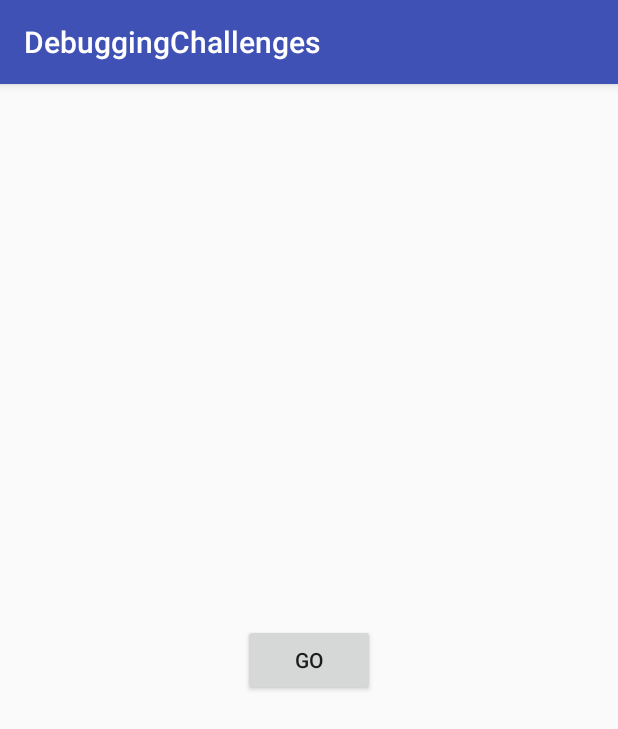
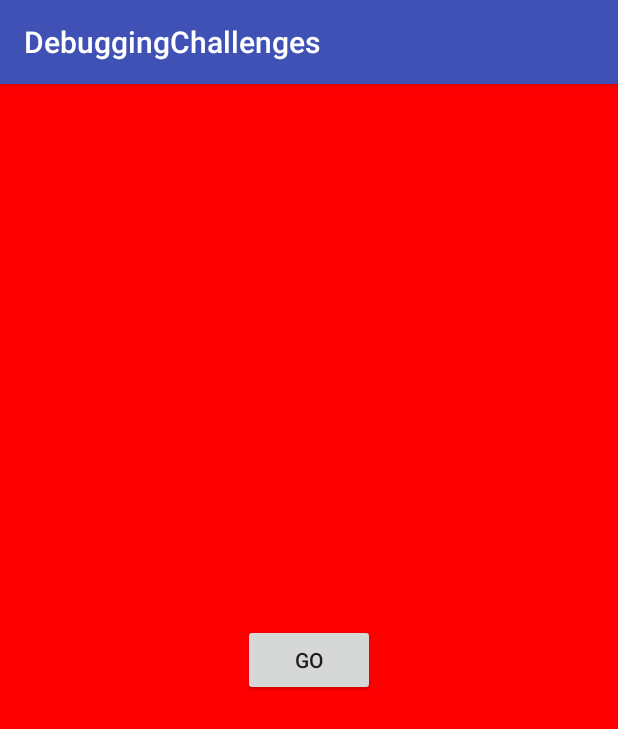
Before and after one commit to mandaleeyp/debugging, an Android app: the ChangeBackgroundActivity screen opened directly, with no data from a screen before it, after a tap on "GO", on a phone screen of 412 x 824 dp. Shown: the top 729 px of the screen. Run offline under Robolectric (Android 15) with nearby library versions, the phone set to English and light mode, and no system bars.

Commit message:
fixed what day is it & background changer

```diff
--- a/app/src/main/java/com/codepath/debuggingchallenges/activities/CurrentDayActivity.java
+++ b/app/src/main/java/com/codepath/debuggingchallenges/activities/CurrentDayActivity.java
@@ -17,7 +17,7 @@ public class CurrentDayActivity extends AppCompatActivity {
         super.onCreate(savedInstanceState);
         setContentView(R.layout.activity_current_day);
         tvDay = (TextView) findViewById(R.id.tvDay);
-        tvDay.setText(getDayOfMonth());
+        tvDay.setText(String.valueOf(getDayOfMonth()));
     }
 
     private int getDayOfMonth() {
--- a/app/src/main/res/layout/activity_change_background.xml
+++ b/app/src/main/res/layout/activity_change_background.xml
@@ -14,15 +14,8 @@
         android:layout_height="wrap_content"
         android:text="@string/go"
         android:id="@+id/btnGo"
-        android:onClick="onGoClickz"
+        android:onClick="onGoClick"
         android:layout_centerVertical="true"
         android:layout_centerHorizontal="true" />
 
-    <View
-        android:layout_width="match_parent"
-        android:layout_height="match_parent"
-        android:elevation="2dp"
-        android:clickable="true"
-        android:background="@android:color/transparent"/>
-
 </RelativeLayout>
```
